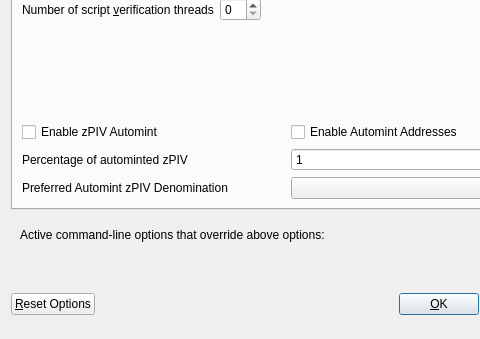
Old version of the form src/qt/forms/optionsdialog.ui in the repository Gh0st-N1njA/ALNJCoin; both pictures show x 0 to 480 and y 103 to 442 of the 576 by 442 pixel window.
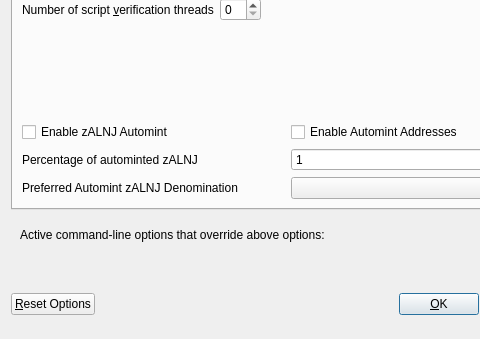
New version of the form. Custom widgets are drawn as their Qt base class.

```diff
--- a/src/qt/forms/optionsdialog.ui
+++ b/src/qt/forms/optionsdialog.ui
@@ -147,7 +147,7 @@
                <enum>Qt::LeftToRight</enum>
               </property>
               <property name="text">
-               <string>Enable zPIV Automint</string>
+               <string>Enable zALNJ Automint</string>
               </property>
              </widget>
             </item>
@@ -174,7 +174,7 @@
                <string>Percentage of incoming PIV which get automatically converted to zPIV via Zerocoin Protocol (min: 10%)</string>
               </property>
               <property name="text">
-               <string>Percentage of autominted zPIV</string>
+               <string>Percentage of autominted zALNJ</string>
               </property>
              </widget>
             </item>
@@ -207,7 +207,7 @@
                <string>Wait with automatic conversion to Zerocoin until enough PIV for this denomination is available</string>
               </property>
               <property name="text">
-               <string>Preferred Automint zPIV Denomination</string>
+               <string>Preferred Automint zALNJ Denomination</string>
               </property>
              </widget>
             </item>
```
Left out of the diff: 10 changed lines with no effect on the pictures.
